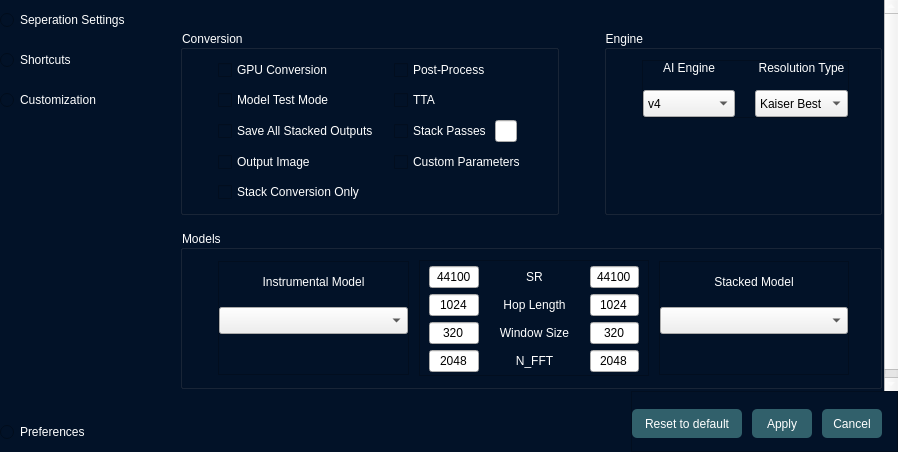
Qt form src/resources/ui_files/settingswindow.ui (Anjok07/ultimatevocalremovergui) before a commit.
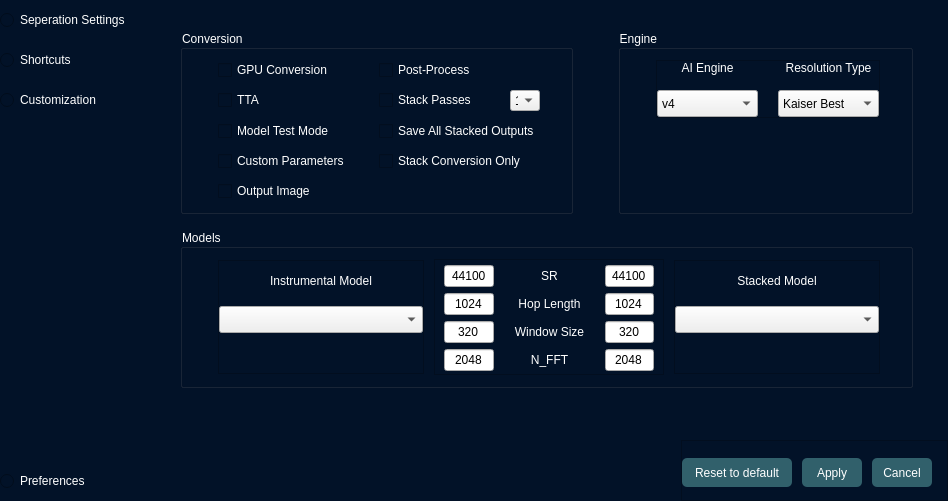
The same form after that commit. The open tabs and pages were chosen to show the change.

Commit message: Introduce update and save methods for the settings window

What changed in the file:
```diff
--- a/src/resources/ui_files/settingswindow.ui
+++ b/src/resources/ui_files/settingswindow.ui
@@ -6,8 +6,8 @@
    <rect>
     <x>0</x>
     <y>0</y>
-    <width>898</width>
-    <height>452</height>
+    <width>948</width>
+    <height>501</height>
    </rect>
   </property>
   <property name="windowTitle">
@@ -30,6 +30,9 @@
 	color: rgb(0, 0, 0);
 	background-color: none;
 }
+QLineEdit:disabled, QComboBox:disabled, QCheckBox:disabled {
+	color: rgb(60, 60, 60);
+}
 QComboBox QAbstractItemView {
     border: 2px solid rgb(49, 96, 107);
 	outline: none;
@@ -364,8 +367,8 @@
               <rect>
                <x>0</x>
                <y>0</y>
-               <width>735</width>
-               <height>418</height>
+               <width>768</width>
+               <height>440</height>
               </rect>
              </property>
              <property name="sizePolicy">
@@ -493,27 +496,6 @@
                          </property>
                         </widget>
                        </item>
-                       <item row="3" column="0">
-                        <widget class="QCheckBox" name="checkBox_outputImage">
-                         <property name="text">
-                          <string>Output Image</string>
-                         </property>
-                        </widget>
-                       </item>
-                       <item row="4" column="0">
-                        <widget class="QCheckBox" name="checkBox_stackOnly">
-                         <property name="text">
-                          <string>Stack Conversion Only</string>
-                         </property>
-                        </widget>
-                       </item>
-                       <item row="1" column="1">
-                        <widget class="QCheckBox" name="checkBox_tta">
-                         <property name="text">
-                          <string>TTA</string>
-                         </property>
-                        </widget>
-                       </item>
                        <item row="0" column="0">
                         <widget class="QCheckBox" name="checkBox_gpuConversion">
                          <property name="text">
@@ -521,28 +503,7 @@
                          </property>
                         </widget>
                        </item>
-                       <item row="3" column="1">
-                        <widget class="QCheckBox" name="checkBox_customParameters">
-                         <property name="text">
-                          <string>Custom Parameters</string>
-                         </property>
-                        </widget>
-                       </item>
-                       <item row="2" column="0">
-                        <widget class="QCheckBox" name="checkBox_saveAllStacked">
-                         <property name="text">
-                          <string>Save All Stacked Outputs</string>
-                         </property>
-                        </widget>
-                       </item>
-                       <item row="1" column="0">
-                        <widget class="QCheckBox" name="checkBox_modelFolder">
-                         <property name="text">
-                          <string>Model Test Mode</string>
-                         </property>
-                        </widget>
-                       </item>
-                       <item row="2" column="1" alignment="Qt::AlignLeft">
+                       <item row="1" column="1">
                         <widget class="QFrame" name="frame_10">
                          <property name="frameShape">
                           <enum>QFrame::NoFrame</enum>
@@ -569,15 +530,15 @@
                           <property name="bottomMargin">
                            <number>0</number>
                           </property>
-                          <item alignment="Qt::AlignLeft">
+                          <item>
                            <widget class="QCheckBox" name="checkBox_stackPasses">
                             <property name="text">
                              <string>Stack Passes</string>
                             </property>
                            </widget>
                           </item>
-                          <item alignment="Qt::AlignLeft">
-                           <widget class="QLineEdit" name="lineEdit_stackPasses">
+                          <item>
+                           <widget class="QComboBox" name="comboBox_stackPasses">
                             <property name="sizePolicy">
                              <sizepolicy hsizetype="Maximum" vsizetype="Fixed">
                               <horstretch>0</horstretch>
@@ -586,18 +547,85 @@
                             </property>
                             <property name="maximumSize">
                              <size>
-                              <width>22</width>
-                              <height>25</height>
+                              <width>30</width>
+                              <height>21</height>
                              </size>
                             </property>
-                            <property name="alignment">
-                             <set>Qt::AlignCenter</set>
+                            <property name="sizeAdjustPolicy">
+                             <enum>QComboBox::AdjustToContents</enum>
                             </property>
+                            <item>
+                             <property name="text">
+                              <string>1</string>
+                             </property>
+                            </item>
+                            <item>
+                             <property name="text">
+                              <string>2</string>
+                             </property>
+                            </item>
+                            <item>
+                             <property name="text">
+                              <string>3</string>
+                             </property>
+                            </item>
+                            <item>
+                             <property name="text">
+                              <string>4</string>
+                             </property>
+                            </item>
+                            <item>
+                             <property name="text">
+                              <string>5</string>
+                             </property>
+                            </item>
                            </widget>
                           </item>
                          </layout>
                         </widget>
                        </item>
+                       <item row="2" column="1">
+                        <widget class="QCheckBox" name="checkBox_saveAllStacked">
+                         <property name="text">
+                          <string>Save All Stacked Outputs</string>
+                         </property>
+                        </widget>
+                       </item>
+                       <item row="3" column="1">
+                        <widget class="QCheckBox" name="checkBox_stackOnly">
+                         <property name="text">
+                          <string>Stack Conversion Only</string>
+                         </property>
+                        </widget>
+                       </item>
+                       <item row="4" column="0">
+                        <widget class="QCheckBox" name="checkBox_outputImage">
+                         <property name="text">
+                          <string>Output Image</string>
+                         </property>
+                        </widget>
+                       </item>
+                       <item row="1" column="0">
+                        <widget class="QCheckBox" name="checkBox_tta">
+                         <property name="text">
+                          <string>TTA</string>
+                         </property>
+                        </widget>
+                       </item>
+                       <item row="2" column="0">
+                        <widget class="QCheckBox" name="checkBox_modelFolder">
+                         <property name="text">
+                          <string>Model Test Mode</string>
+                         </property>
+                        </widget>
+                       </item>
+                       <item row="3" column="0">
+                        <widget class="QCheckBox" name="checkBox_customParameters">
+                         <property name="text">
+                          <string>Custom Parameters</string>
+                         </property>
+                        </widget>
+                       </item>
                       </layout>
                      </widget>
                     </item>
@@ -682,6 +710,9 @@
                           </item>
                           <item row="1" column="0">
                            <widget class="QComboBox" name="comboBox_engine">
+                            <property name="enabled">
+                             <bool>true</bool>
+                            </property>
                             <property name="minimumSize">
                              <size>
                               <width>0</width>
```
Left out of the diff: 126 changed lines with no effect on the pictures. The commit also changes 4 other files.
